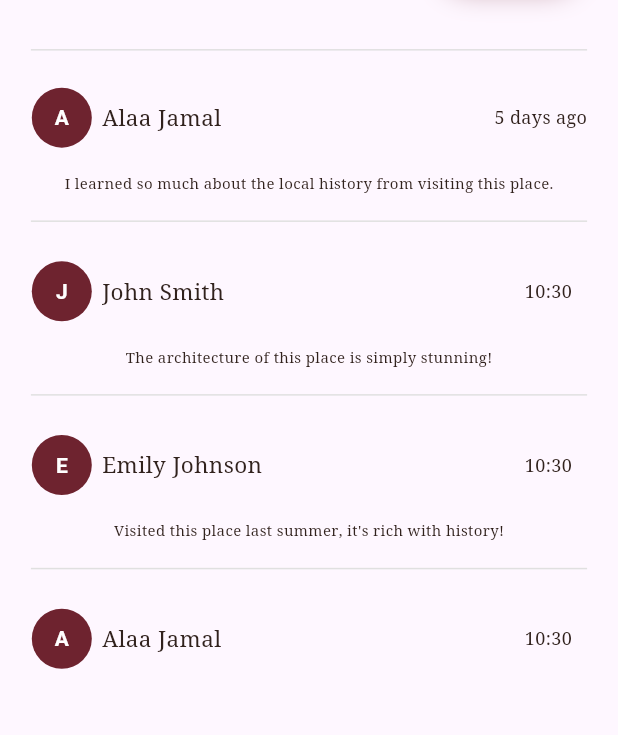
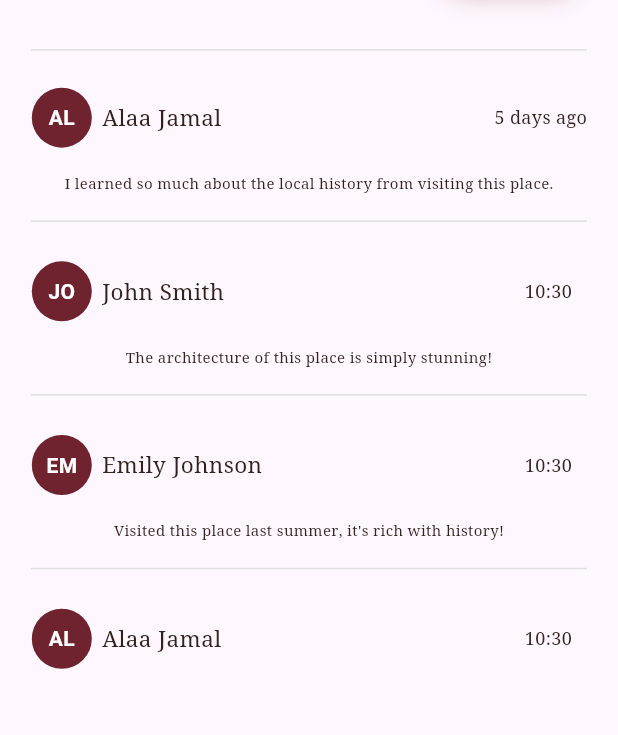
Before and after one commit to MiralDalayka/turathi, a Flutter app: the CommentsPlace screen opened directly with sample values from the repository, after a tap on "Send", on a phone screen of 412 x 824 dp. Shown: the part 314-1049 px from the top of the screen. Run offline on Flutter 3.47's test engine with Material 3 defaults, Android fonts, the phone set to English and light mode, and no system bars; our stand-ins replace auto_size_text, cloud_firestore, file_picker, firebase_auth, firebase_core, flutter_image_slideshow and 5 more; accounts and stored records are empty; network calls fail.

Commit message:
Circle text add name

```diff
--- a/lib/view/widgets/comment_circle.dart
+++ b/lib/view/widgets/comment_circle.dart
@@ -12,7 +12,7 @@ class CircleTextWidget extends StatelessWidget {
 
   @override
   Widget build(BuildContext context) {
-    String initial = text.isNotEmpty ? text[0].toUpperCase() : '';
+    String initial = text.isNotEmpty && text[1].isNotEmpty ? text[0].toUpperCase()+text[1].toUpperCase() : '';
 
     return Container(
       width: LayoutManager.widthNHeight0(context, 1) * 0.1,
```
